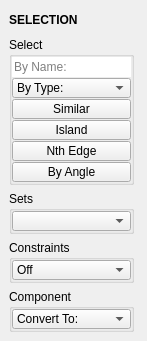
This is tentacle/ui/selection.ui in m3trik/tentacle as Qt 5 draws it before an edit. The edited form follows.
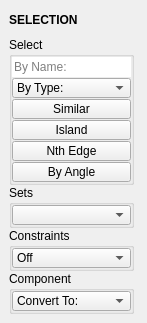
This is the edited form. Custom widgets are drawn as their Qt base class.

```diff
--- a/tentacle/ui/selection.ui
+++ b/tentacle/ui/selection.ui
@@ -10,7 +10,7 @@
     <x>0</x>
     <y>0</y>
     <width>147</width>
-    <height>334</height>
+    <height>318</height>
    </rect>
   </property>
   <property name="minimumSize">
@@ -35,6 +35,9 @@
    <set>QMainWindow::AllowNestedDocks|QMainWindow::AllowTabbedDocks|QMainWindow::AnimatedDocks|QMainWindow::ForceTabbedDocks</set>
   </property>
   <widget class="QWidget" name="central_widget">
+   <property name="layoutDirection">
+    <enum>Qt::LeftToRight</enum>
+   </property>
    <layout class="QVBoxLayout" name="verticalLayout_2">
     <item>
      <widget class="DraggableHeader" name="draggableHeader">
@@ -63,6 +66,9 @@
     </item>
     <item>
      <layout class="QVBoxLayout" name="verticalLayout">
+      <property name="spacing">
+       <number>0</number>
+      </property>
       <item>
        <widget class="QGroupBox" name="groupBox_5">
         <property name="minimumSize">
```
